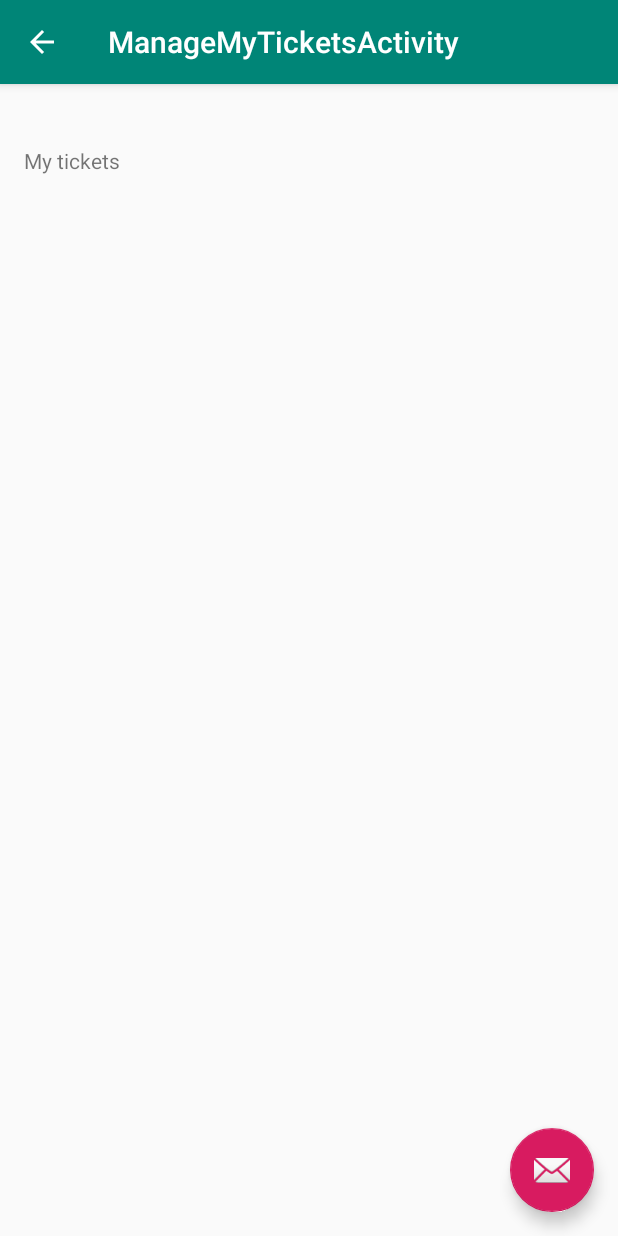
After one commit to MoonSHRD/Web3wallet, an Android app: the ManageMyTicketsActivity screen opened directly, with no data from a screen before it, on a phone screen of 412 x 824 dp. The commit adds this screen. Run offline under Robolectric (Android 15) with nearby library versions, the phone set to English and light mode, and no system bars; libraries missing offline, so code that uses them is left out: org.web3j.protocol; pictures from the network do not load.

Commit message:
manage my tickets basic layout

```diff
--- a/app/src/main/AndroidManifest.xml
+++ b/app/src/main/AndroidManifest.xml
@@ -14,6 +14,15 @@
         android:supportsRtl="true"
         android:theme="@style/AppTheme"
         android:usesCleartextTraffic="true">
+        <activity
+            android:name=".ManageMyTicketsActivity"
+            android:label="@string/title_activity_manage_my_tickets"
+            android:parentActivityName=".BuyTicketActivity"
+            android:theme="@style/AppTheme.NoActionBar">
+            <meta-data
+                android:name="android.support.PARENT_ACTIVITY"
+                android:value="com.example.web3wallet.BuyTicketActivity" />
+        </activity>
         <activity
             android:name=".BuyTicketActivity"
             android:label="@string/title_activity_buy_ticket"
--- a/app/src/main/java/com/example/web3wallet/BuyTicketActivity.java
+++ b/app/src/main/java/com/example/web3wallet/BuyTicketActivity.java
@@ -50,7 +50,7 @@ public class BuyTicketActivity extends AppCompatActivity {
         getSupportActionBar().setDisplayHomeAsUpEnabled(true);
 
 
-        setupTicketContract();
+        SetupTicketContract();
     }
 
 
@@ -83,7 +83,7 @@ public class BuyTicketActivity extends AppCompatActivity {
 
 
 
-    public void setupTicketContract() {
+    public void SetupTicketContract() {
         RemoteCall<String> ticket_template_address = ticketfactory.getTicketTemplateAddress();
         String ticket_address = ticket_template_address.toString();
         ticket = Ticket721.load(ticket_address,web3,credentials,CUSTOM_GAS_PRICE,CUSTOM_GAS_LIMIT);
--- /dev/null
+++ b/app/src/main/java/com/example/web3wallet/ManageMyTicketsActivity.java
@@ -0,0 +1,56 @@
+package com.example.web3wallet;
+
+import android.os.Bundle;
+
+import com.google.android.material.floatingactionbutton.FloatingActionButton;
+import com.google.android.material.snackbar.Snackbar;
+
+import androidx.appcompat.app.AppCompatActivity;
+import androidx.appcompat.widget.Toolbar;
+
+import android.view.View;
+
+import org.web3j.protocol.core.RemoteCall;
+
+import static com.example.web3wallet.MainActivity.CUSTOM_GAS_LIMIT;
+import static com.example.web3wallet.MainActivity.CUSTOM_GAS_PRICE;
+import static com.example.web3wallet.MainActivity.credentials;
+import static com.example.web3wallet.MainActivity.ticketfactory;
+import static com.example.web3wallet.MainActivity.web3;
+
+public class ManageMyTicketsActivity extends AppCompatActivity {
+
+    Ticket721 ticket;
+
+    @Override
+    protected void onCreate(Bundle savedInstanceState) {
+        super.onCreate(savedInstanceState);
+        setContentView(R.layout.activity_manage_my_tickets);
+        Toolbar toolbar = findViewById(R.id.toolbar);
+        setSupportActionBar(toolbar);
+
+        FloatingActionButton fab = findViewById(R.id.fab);
+        fab.setOnClickListener(new View.OnClickListener() {
+            @Override
+            public void onClick(View view) {
+                Snackbar.make(view, "Replace with your own action", Snackbar.LENGTH_LONG)
+                        .setAction("Action", null).show();
+            }
+        });
+        getSupportActionBar().setDisplayHomeAsUpEnabled(true);
+    }
+
+
+    public void setupTicket() {
+        RemoteCall<String> ticket_template_address = ticketfactory.getTicketTemplateAddress();
+        String ticket_address = ticket_template_address.toString();
+        ticket = Ticket721.load(ticket_address,web3,credentials,CUSTOM_GAS_PRICE,CUSTOM_GAS_LIMIT);
+    }
+
+    /*
+    public void getMyTickets(String owner) {
+        RemoteCall tickets = ticket.
+    }
+     */
+
+}
--- /dev/null
+++ b/app/src/main/res/layout/activity_manage_my_tickets.xml
@@ -0,0 +1,33 @@
+<?xml version="1.0" encoding="utf-8"?>
+<androidx.coordinatorlayout.widget.CoordinatorLayout xmlns:android="http://schemas.android.com/apk/res/android"
+    xmlns:app="http://schemas.android.com/apk/res-auto"
+    xmlns:tools="http://schemas.android.com/tools"
+    android:layout_width="match_parent"
+    android:layout_height="match_parent"
+    tools:context=".ManageMyTicketsActivity">
+
+    <com.google.android.material.appbar.AppBarLayout
+        android:layout_width="match_parent"
+        android:layout_height="wrap_content"
+        android:theme="@style/AppTheme.AppBarOverlay">
+
+        <androidx.appcompat.widget.Toolbar
+            android:id="@+id/toolbar"
+            android:layout_width="match_parent"
+            android:layout_height="?attr/actionBarSize"
+            android:background="?attr/colorPrimary"
+            app:popupTheme="@style/AppTheme.PopupOverlay" />
+
+    </com.google.android.material.appbar.AppBarLayout>
+
+    <include layout="@layout/content_manage_my_tickets" />
+
+    <com.google.android.material.floatingactionbutton.FloatingActionButton
+        android:id="@+id/fab"
+        android:layout_width="wrap_content"
+        android:layout_height="wrap_content"
+        android:layout_gravity="bottom|end"
+        android:layout_margin="@dimen/fab_margin"
+        app:srcCompat="@android:drawable/ic_dialog_email" />
+
+</androidx.coordinatorlayout.widget.CoordinatorLayout>
--- /dev/null
+++ b/app/src/main/res/layout/content_manage_my_tickets.xml
@@ -0,0 +1,20 @@
+<?xml version="1.0" encoding="utf-8"?>
+<androidx.constraintlayout.widget.ConstraintLayout xmlns:android="http://schemas.android.com/apk/res/android"
+    xmlns:app="http://schemas.android.com/apk/res-auto"
+    xmlns:tools="http://schemas.android.com/tools"
+    android:layout_width="match_parent"
+    android:layout_height="match_parent"
+    app:layout_behavior="@string/appbar_scrolling_view_behavior"
+    tools:context=".ManageMyTicketsActivity"
+    tools:showIn="@layout/activity_manage_my_tickets">
+
+    <TextView
+        android:id="@+id/textView2"
+        android:layout_width="wrap_content"
+        android:layout_height="wrap_content"
+        android:layout_marginStart="16dp"
+        android:layout_marginTop="41dp"
+        android:text="My tickets"
+        app:layout_constraintStart_toStartOf="parent"
+        app:layout_constraintTop_toTopOf="parent" />
+</androidx.constraintlayout.widget.ConstraintLayout>
--- a/app/src/main/res/values/strings.xml
+++ b/app/src/main/res/values/strings.xml
@@ -3,4 +3,5 @@
     <string name="title_activity_ticket_general">TicketGeneralActivity</string>
     <string name="title_activity_manage_ticket_sale">ManageTicketSaleActivity</string>
     <string name="title_activity_buy_ticket">BuyTicketActivity</string>
+    <string name="title_activity_manage_my_tickets">ManageMyTicketsActivity</string>
 </resources>
```
